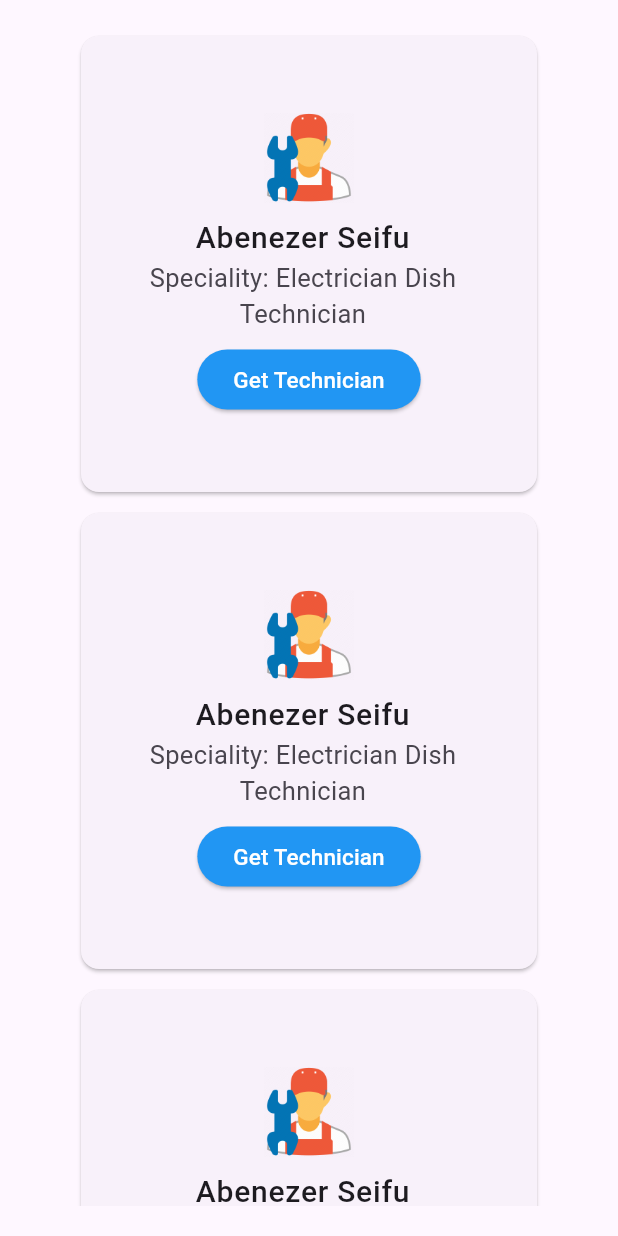
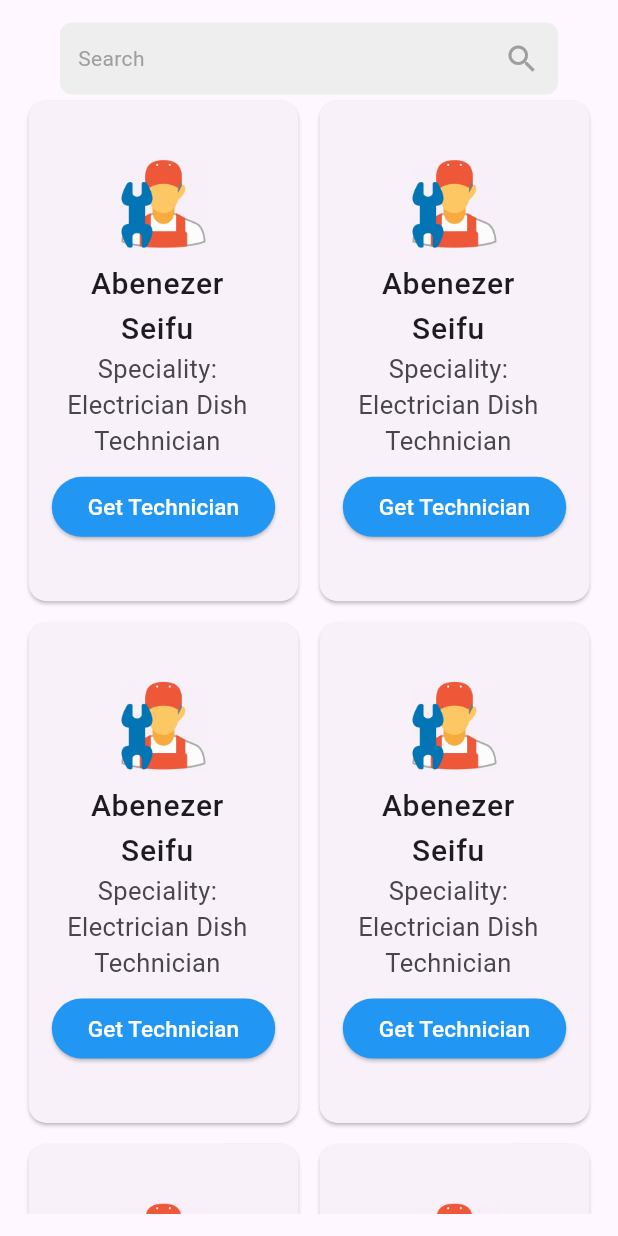
Before and after one commit to abe16s/flutter-2024-proj-SkillTrade, a Flutter app: the FindTechnician screen opened directly, on a phone screen of 412 x 824 dp. Run offline on Flutter 3.47's test engine with Material 3 defaults, Android fonts, the phone set to English and light mode, and no system bars.

Commit message:
Page restructuring

```diff
--- /dev/null
+++ b/skill_trade/lib/customer.dart
@@ -0,0 +1,23 @@
+import 'package:flutter/material.dart';
+import 'package:skill_trade/presentation/screens/bookings.dart';
+import 'package:skill_trade/presentation/screens/find_technicians.dart';
+
+void main() {
+  runApp(FirstTime());
+}
+
+class FirstTime extends StatelessWidget {
+  const FirstTime({super.key});
+
+  @override
+  Widget build(BuildContext context) {
+    return MaterialApp(
+      title: "First time user Page",
+      initialRoute: "/findtech",
+      routes: {
+        "/findtech": (context) => FindTechnician(),
+        "/booktech": (context) => MyBookings(),
+      },
+    );
+  }
+}
--- a/skill_trade/lib/presentation/screens/find_technicians.dart
+++ b/skill_trade/lib/presentation/screens/find_technicians.dart
@@ -1,12 +1,6 @@
 import 'package:flutter/material.dart';
-import 'package:skill_trade/presentation/screens/bookings.dart';
+import 'package:flutter/widgets.dart';
 import 'package:skill_trade/presentation/widgets/technician_card.dart';
-
-void main() {
-  runApp(const MaterialApp(
-    home: FindTechnician(),
-  ));
-}
 
 class FindTechnician extends StatelessWidget {
   const FindTechnician({super.key});
@@ -15,24 +9,38 @@ class FindTechnician extends StatelessWidget {
   Widget build(BuildContext context) {
     return Scaffold(
       body: Padding(
-        padding: const EdgeInsets.all(20.0),
-        child: Padding(
-          padding: const EdgeInsets.symmetric(horizontal: 30.0),
-          child: GridView.extent(
-              mainAxisSpacing: 6,
-              crossAxisSpacing: 6,
-              maxCrossAxisExtent: 320,
-              children: List.generate(8, (index) {
-                return GestureDetector(
-                  child: TechnicianCard(),
-                  onTap: () {
-                    Navigator.push(context,
-                      MaterialPageRoute(builder: (BuildContext context) => MyBookings()));
-                  },
-                );
+        padding: const EdgeInsets.all(15.0),
+        child: Column(
+          children: [
+            Container(
+              padding: const EdgeInsets.all(12),
+              margin: const EdgeInsets.symmetric(horizontal: 25),
+              decoration: BoxDecoration(color: Colors.grey[200], borderRadius: BorderRadius.circular(8)),
+              child: const Row(
+                mainAxisAlignment: MainAxisAlignment.spaceBetween,
+                children: [
+                  Text("Search", style: TextStyle(color: Colors.grey),),
+                  Icon(Icons.search, color: Colors.grey,),
+                ],
+              ),
+            ),
+            Expanded(
+              child: GridView.builder(
+                    gridDelegate: SliverGridDelegateWithFixedCrossAxisCount(
+                      crossAxisCount: 2, // Number of columns
+                      childAspectRatio: 0.55, // Aspect ratio (width / height)
+                      mainAxisSpacing: 6,
+                      crossAxisSpacing: 6,
+                    ),
+                    itemBuilder: (BuildContext context, int index) {
+                      return TechnicianCard();
+                    },
+                    itemCount: 8,
 
-              }),
-          ),
+                  // }),
+              ),
+            ),
+          ],
         ),
       )
     );
--- a/skill_trade/lib/presentation/screens/technician_profile.dart
+++ b/skill_trade/lib/presentation/screens/technician_profile.dart
@@ -51,8 +51,8 @@ class _TechnicianProfileState extends State<TechnicianProfile> {
       body: Center(
           child: Padding(
         padding: const EdgeInsets.all(16.0),
-        child: Column(
-          crossAxisAlignment: CrossAxisAlignment.center,
+        child: ListView(
+          // crossAxisAlignment: CrossAxisAlignment.center,
           children: [
             const SizedBox(height: 16),
             Image.asset(
--- a/skill_trade/lib/presentation/widgets/technician_card.dart
+++ b/skill_trade/lib/presentation/widgets/technician_card.dart
@@ -1,4 +1,5 @@
 import 'package:flutter/material.dart';
+import 'package:skill_trade/presentation/screens/bookings.dart';
 
 class TechnicianCard extends StatelessWidget {
   const TechnicianCard ({super.key});
@@ -17,7 +18,9 @@ class TechnicianCard extends StatelessWidget {
               subtitle: Text("Speciality: Electrician Dish Technician", style: TextStyle(fontSize: 17), textAlign: TextAlign.center,),
             ),
             ElevatedButton(
-              onPressed: () {},
+              onPressed: () {
+                Navigator.pushNamed(context, "/booktech");
+              },
               child: Text("Get Technician", style: TextStyle(color: Colors.white, fontSize: 15),),
               style: ButtonStyle(
                 backgroundColor:  MaterialStateProperty.all<Color>(Colors.blue),
```
Also changed, not shown: skill_trade/lib/presentation/screens/bookings.dart (+4 -7 lines), skill_trade/lib/admin.dart (added), skill_trade/lib/first_time_user.dart (added), skill_trade/lib/technician.dart (added).
